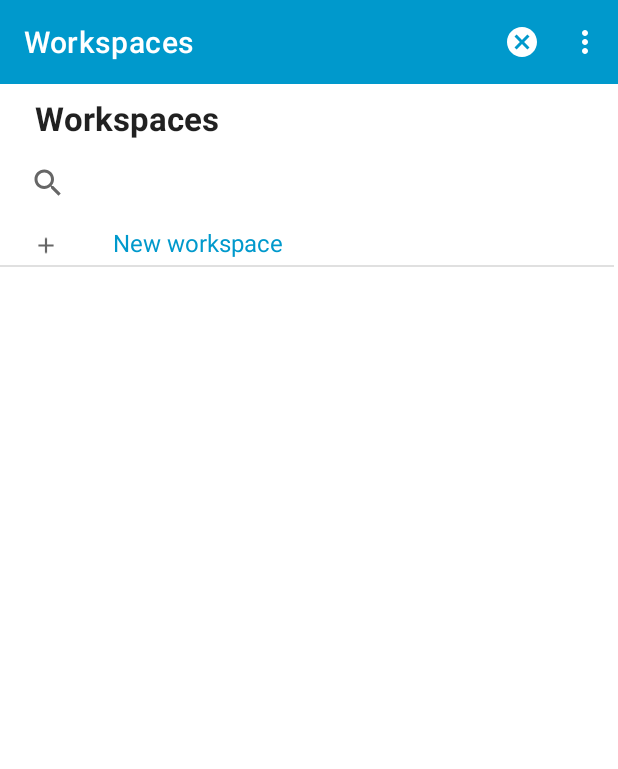
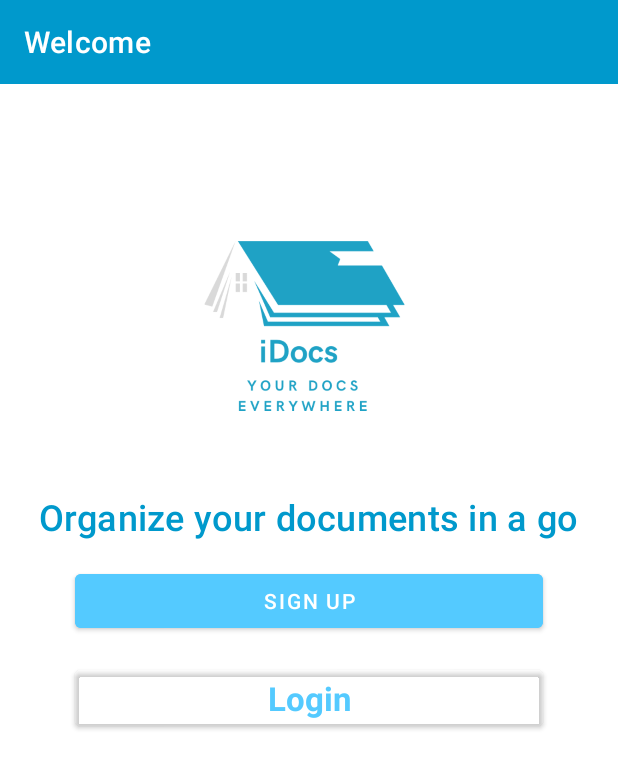
Before and after one commit to zain2323/iDocs, an Android app: the screen it shows after launch (MainActivity), on a phone screen of 412 x 824 dp. Shown: the top 769 px of the screen. Run offline under Robolectric (Android 15) with nearby library versions, the phone set to English and light mode, and no system bars; our stand-ins replace navigation-ui.

Commit message:
Integrated login and signup fragments and added landing page fragment. Navigation graph is completed.

```diff
--- /dev/null
+++ b/app/src/main/java/com/example/idocs/ui/views/LandingPageFragment.java
@@ -0,0 +1,54 @@
+package com.example.idocs.ui.views;
+
+import android.os.Bundle;
+
+import androidx.annotation.NonNull;
+import androidx.annotation.Nullable;
+import androidx.fragment.app.Fragment;
+import androidx.navigation.Navigation;
+
+import android.view.LayoutInflater;
+import android.view.View;
+import android.view.ViewGroup;
+import android.widget.Button;
+
+import com.example.idocs.R;
+
+public class LandingPageFragment extends Fragment {
+
+    private Button login;
+    private Button signup;
+
+    @Override
+    public void onCreate(Bundle savedInstanceState) {
+        super.onCreate(savedInstanceState);
+    }
+
+    @Override
+    public View onCreateView(LayoutInflater inflater, ViewGroup container,
+                             Bundle savedInstanceState) {
+        // Inflate the layout for this fragment
+        return inflater.inflate(R.layout.fragment_landing_page, container, false);
+    }
+
+    @Override
+    public void onViewCreated(@NonNull View view, @Nullable Bundle savedInstanceState) {
+        super.onViewCreated(view, savedInstanceState);
+        login = view.findViewById(R.id.btn_login_landing_page);
+        signup = view.findViewById(R.id.btn_signup_landing_page);
+
+        login.setOnClickListener(new View.OnClickListener() {
+            @Override
+            public void onClick(View view) {
+                Navigation.findNavController(view).navigate(LandingPageFragmentDirections.actionLandingPageFragmentToLoginFragment());
+            }
+        });
+
+        signup.setOnClickListener(new View.OnClickListener() {
+            @Override
+            public void onClick(View view) {
+                Navigation.findNavController(view).navigate(LandingPageFragmentDirections.actionLandingPageFragmentToSignupFragment());
+            }
+        });
+    }
+}
--- /dev/null
+++ b/app/src/main/res/layout/fragment_landing_page.xml
@@ -0,0 +1,51 @@
+<?xml version="1.0" encoding="utf-8"?>
+<LinearLayout xmlns:android="http://schemas.android.com/apk/res/android"
+    xmlns:app="http://schemas.android.com/apk/res-auto"
+    xmlns:tools="http://schemas.android.com/tools"
+    android:orientation="vertical"
+    android:layout_width="match_parent"
+    android:layout_height="match_parent"
+    tools:context=".ui.views.LandingPageFragment">
+
+    <com.google.android.material.imageview.ShapeableImageView
+        android:layout_width="200dp"
+        android:layout_height="200dp"
+        android:src="@drawable/ic_landing_logo"
+        android:layout_gravity="center_horizontal"
+        android:layout_marginTop="64dp"/>
+
+    <com.google.android.material.textview.MaterialTextView
+        android:layout_width="wrap_content"
+        android:layout_height="wrap_content"
+        android:layout_gravity="center_horizontal"
+        android:layout_marginTop="8dp"
+        android:text="Organize your documents in a go"
+        android:textAppearance="@style/TextAppearance.Material3.LabelLarge"
+        android:textColor="@android:color/holo_blue_dark"
+        android:textSize="24sp" />
+
+    <com.google.android.material.button.MaterialButton
+        android:id="@+id/btn_signup_landing_page"
+        android:layout_width="match_parent"
+        android:layout_height="wrap_content"
+        android:layout_marginStart="50dp"
+        android:layout_marginTop="16dp"
+        android:layout_marginEnd="50dp"
+        android:backgroundTint="@color/auth_btn_color"
+        android:text="Sign Up" />
+
+    <com.google.android.material.button.MaterialButton
+        android:id="@+id/btn_login_landing_page"
+        android:layout_width="match_parent"
+        android:layout_height="wrap_content"
+        android:layout_marginStart="50dp"
+        android:layout_marginTop="16dp"
+        android:layout_marginEnd="50dp"
+        android:backgroundTint="@android:color/transparent"
+        android:text="Login"
+        android:textColor="@color/auth_btn_color"
+        android:textAppearance="@style/TextAppearance.Material3.TitleLarge"
+        android:textStyle="bold"
+        />
+
+</LinearLayout>
--- a/app/src/main/res/navigation/nav_graph.xml
+++ b/app/src/main/res/navigation/nav_graph.xml
@@ -4,7 +4,7 @@
     xmlns:tools="http://schemas.android.com/tools"
     android:id="@+id/nav_graph"
     android:label="Add Workspace"
-    app:startDestination="@id/workspaceFragment">
+    app:startDestination="@id/landingPageFragment">
 
     <fragment
         android:id="@+id/workspaceFragment"
@@ -186,4 +186,55 @@
             app:argType="float" />
         </action>
     </fragment>
+    <fragment
+        android:id="@+id/landingPageFragment"
+        android:name="com.example.idocs.ui.views.LandingPageFragment"
+        android:label="Welcome"
+        tools:layout="@layout/fragment_landing_page">
+        <action
+            android:id="@+id/action_landingPageFragment_to_signupFragment"
+            app:destination="@id/signupFragment"
+            app:enterAnim="@anim/slide_in_right"
+            app:exitAnim="@anim/slide_out_left"
+            app:popEnterAnim="@anim/slide_in_left"
+            app:popExitAnim="@anim/slide_out_right" />
+        <action
+            android:id="@+id/action_landingPageFragment_to_loginFragment"
+            app:destination="@id/loginFragment"
+            app:enterAnim="@anim/slide_in_right"
+            app:exitAnim="@anim/slide_out_left"
+            app:popEnterAnim="@anim/slide_in_left"
+            app:popExitAnim="@anim/slide_out_right" />
+    </fragment>
+    <fragment
+        android:id="@+id/loginFragment"
+        android:name="com.example.idocs.ui.views.LoginFragment"
+        android:label="Login"
+        tools:layout="@layout/fragment_login">
+        <action
+            android:id="@+id/action_loginFragment_to_workspaceFragment"
+            app:destination="@id/workspaceFragment"
+            app:enterAnim="@anim/slide_in_right"
+            app:exitAnim="@anim/slide_out_left"
+            app:popEnterAnim="@anim/slide_in_left"
+            app:popExitAnim="@anim/slide_out_right"
+            app:popUpTo="@id/landingPageFragment"
+            app:popUpToInclusive="true"/>
+    </fragment>
+    <fragment
+        android:id="@+id/signupFragment"
+        android:name="com.example.idocs.ui.views.SignupFragment"
+        android:label="Signup"
+        tools:layout="@layout/fragment_signup">
+        <action
+            android:id="@+id/action_signupFragment_to_workspaceFragment"
+            app:destination="@id/workspaceFragment"
+            app:enterAnim="@anim/slide_in_right"
+            app:exitAnim="@anim/slide_out_left"
+            app:popEnterAnim="@anim/slide_in_left"
+            app:popExitAnim="@anim/slide_out_right"
+            app:popUpTo="@id/landingPageFragment"
+            app:popUpToInclusive="true"
+          />
+    </fragment>
 </navigation>
```
Also changed, not shown: app/src/main/java/com/example/idocs/models/data/User.java (+1 -11 lines), app/src/main/java/com/example/idocs/ui/views/LoginFragment.java (+37 -0 lines), app/src/main/java/com/example/idocs/ui/views/SignupFragment.java (+41 -0 lines), app/src/main/res/drawable-v24/ic_landing_logo.png (added).
